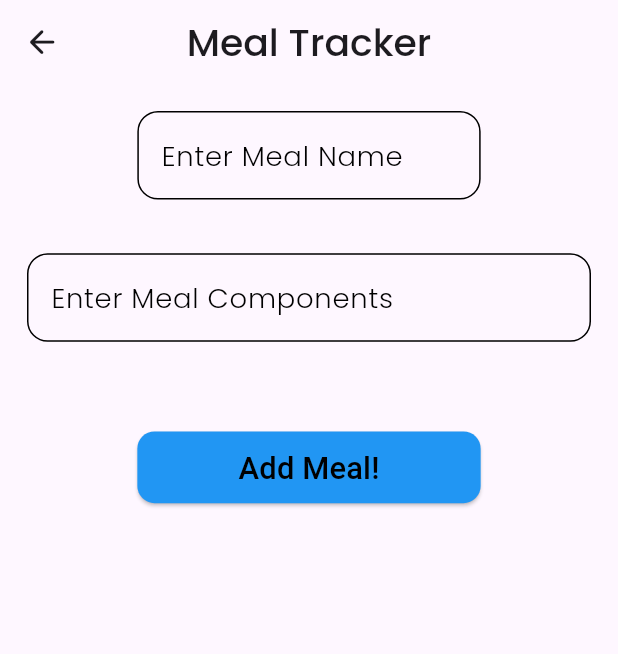
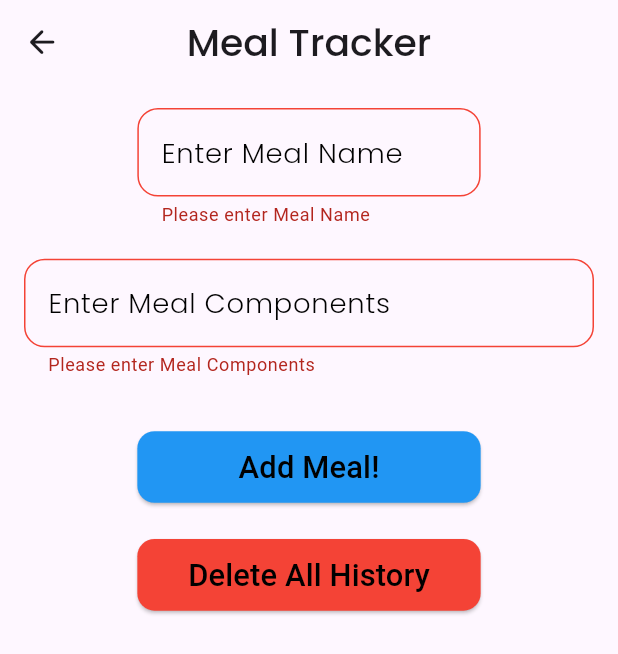
Before and after one commit to HatemReda7/CodeAlpha_Fitness_Tracker_App, a Flutter app: the MealTrackerScreen screen opened directly, after a tap on "Add Meal!", on a phone screen of 412 x 824 dp. Shown: the top 654 px of the screen. Run offline on Flutter 3.47's test engine with Material 3 defaults, Android fonts, the phone set to English and light mode, and no system bars; our stand-ins replace cloud_firestore, firebase_core, flutter_screenutil, google_fonts, shared_preferences; accounts and stored records are empty.

Commit message:
added meal history and firebase functions

```diff
--- a/lib/Layout/home_screen.dart
+++ b/lib/Layout/home_screen.dart
@@ -1,5 +1,5 @@
 import 'package:animations/animations.dart';
-import 'package:codealpha_fitness_tracker_app/Screens/meal_tracker_screen.dart';
+import 'package:codealpha_fitness_tracker_app/Screens/Meal%20Tracker%20Screen/meal_tracker_screen.dart';
 import 'package:codealpha_fitness_tracker_app/Screens/steps_tracker_screen.dart';
 import 'package:flutter/material.dart';
 import 'package:flutter_screenutil/flutter_screenutil.dart';
--- a/lib/Screens/meal_tracker_screen.dart
+++ b/lib/Screens/Meal Tracker Screen/meal_tracker_screen.dart
@@ -1,6 +1,10 @@
 import 'package:flutter/material.dart';
 import 'package:flutter_screenutil/flutter_screenutil.dart';
 import 'package:google_fonts/google_fonts.dart';
+
+import '../../Shared/FireBase/firebase_functions.dart';
+import '../../models/meal_model.dart';
+import 'meal_item.dart';
 
 class MealTrackerScreen extends StatefulWidget {
   const MealTrackerScreen({super.key});
@@ -14,6 +18,8 @@ class _MealTrackerScreenState extends State<MealTrackerScreen> {
   var formKey = GlobalKey<FormState>();
   TextEditingController mealNameController = TextEditingController();
   TextEditingController mealComponentController = TextEditingController();
+
+  // How Can I fix the issue when added multiple lines with the TextFormField? There is always an overflowed widgets
 
   @override
   Widget build(BuildContext context) {
@@ -29,7 +35,7 @@ class _MealTrackerScreenState extends State<MealTrackerScreen> {
             child: Icon(Icons.arrow_back_rounded,size: 22.sp,)),
       ),
       body: Padding(
-        padding: const EdgeInsets.all(18.0),
+        padding: const EdgeInsets.all(16.0),
         child: Form(
           key: formKey,
           child: Column(
@@ -75,7 +81,7 @@ class _MealTrackerScreenState extends State<MealTrackerScreen> {
                 ),
               ),
               SizedBox(
-                height: 30.h,
+                height: 18.h,
               ),
               TextFormField(
                 validator: (value) {
@@ -85,7 +91,7 @@ class _MealTrackerScreenState extends State<MealTrackerScreen> {
                   return null;
                 },
                 minLines: 1,
-                maxLines: 10,
+                maxLines: 3, // 10
                 style: GoogleFonts.inter(
                     color: Colors.black,
                     fontWeight: FontWeight.w400,
@@ -117,17 +123,19 @@ class _MealTrackerScreenState extends State<MealTrackerScreen> {
                 ),
               ),
               SizedBox(
-                height: 50.h,
+                height: 30.h,
               ),
               ElevatedButton(
                   onPressed: () {
-                    // if (formKey.currentState!.validate()) {
-                    //   MealModel mealModel = MealModel(
-                    //       mealName: mealNameController.text,
-                    //       mealComponents: mealComponentController.text,
-                    //       date: DateTime.now().millisecondsSinceEpoch);
-                    //   // FirebaseFunctions.addMeal(mealModel);
-                    // }
+                    if (formKey.currentState!.validate()) {
+                      // var time= ;
+                      MealModel mealModel = MealModel(
+                          mealName: mealNameController.text,
+                          mealComponents: mealComponentController.text,
+                          date: DateTime.now().millisecondsSinceEpoch
+                          );
+                      FirebaseFunctions.addMeal(mealModel);
+                    }
                   },
                   style: ButtonStyle(
                     backgroundColor: const MaterialStatePropertyAll(Colors.blue),
@@ -137,7 +145,47 @@ class _MealTrackerScreenState extends State<MealTrackerScreen> {
                   child: Text(
                     "Add Meal!",
                     style: TextStyle(fontSize: 18.sp,color: Colors.black),
-                  ))
+                  )),
+              SizedBox(height: 20.h ,),
+              ElevatedButton(
+                  onPressed: () {
+                      FirebaseFunctions.deleteMealHistory();
+                  },
+                  style: ButtonStyle(
+                    backgroundColor: const MaterialStatePropertyAll(Colors.red),
+                    fixedSize:  MaterialStatePropertyAll(Size(200.w,40.h)),
+                      shape: MaterialStatePropertyAll(RoundedRectangleBorder(
+                          borderRadius: BorderRadius.circular(10.r)))),
+                  child: Text(
+                    "Delete All History",
+                    style: TextStyle(fontSize: 18.sp,color: Colors.black),
+                  )),
+              SizedBox(height: 20.h ,),
+              StreamBuilder(
+                stream: FirebaseFunctions.getMeal(),
+                builder: (context, snapshot) {
+                  if (snapshot.connectionState == ConnectionState.waiting) {
+                    return const Center(child: CircularProgressIndicator());
+                  }
+                  if (snapshot.hasError) {
+                    return const Center(
+                        child: Text(
+                          "Something went wrong",
+                          style: TextStyle(color: Colors.white),
+                        ));
+                  }
+                  List<MealModel> meals =
+                      snapshot.data?.docs.map((e) => e.data()).toList() ?? [];
+                  return Expanded(
+                    child: ListView.builder(
+                      itemBuilder: (context, index) {
+                        return MealItem(mealModel: meals[index]);
+                      },
+                      itemCount: meals.length,
+                    ),
+                  );
+                },
+              ),
             ],
           ),
         ),
--- /dev/null
+++ b/lib/Shared/FireBase/firebase_functions.dart
@@ -0,0 +1,79 @@
+
+import 'package:cloud_firestore/cloud_firestore.dart';
+import 'package:codealpha_fitness_tracker_app/models/meal_model.dart';
+
+class FirebaseFunctions {
+
+  static CollectionReference<MealModel> getMealCollection(){
+    return FirebaseFirestore.instance.collection("Meals").withConverter<MealModel>(
+      fromFirestore: (snapshot, _) {
+        return MealModel.fromJson(snapshot.data()!);
+      },
+      toFirestore: (value, _) {
+        return value.toJson();
+      },);
+  }
+
+  static void addMeal(mealModel) {
+    var collection = getMealCollection();
+    var docRef = collection.doc();
+    mealModel.id = docRef.id;
+    docRef.set(mealModel);
+  }
+
+  static void deleteMeal(String id) {
+    getMealCollection().doc(id).delete();
+  }
+
+  // static void editMeal(MealModel meal){
+  //   getMealCollection().doc(meal.id).update(meal.toJson());
+  // }
+
+  static void deleteMealHistory() async{
+    final instance = FirebaseFirestore.instance;
+    final batch = instance.batch();
+    var collection = instance.collection('Meals');
+    var snapshots = await collection.get();
+    for (var doc in snapshots.docs) {
+      batch.delete(doc.reference);
+    }
+    await batch.commit();
+  }
+
+  static Stream<QuerySnapshot<MealModel>> getMeal() {
+    return getMealCollection().snapshots();
+  }
+
+  // static CollectionReference<> getQuizCollection(){
+  //   return FirebaseFirestore.instance.collection("Quizzes").withConverter<>(
+  //     fromFirestore: (snapshot, _) {
+  //       return .fromJson(snapshot.data()!);
+  //     },
+  //     toFirestore: (value, _) {
+  //       return value.toJson();
+  //     },);
+  // }
+  //
+  // static void deleteQuizCollection()async{
+  //   final instance = FirebaseFirestore.instance;
+  //   final batch = instance.batch();
+  //   var collection = instance.collection('Quizzes');
+  //   var snapshots = await collection.get();
+  //   for (var doc in snapshots.docs) {
+  //     batch.delete(doc.reference);
+  //   }
+  //   await batch.commit();
+  // }
+  //
+  // static void addScore( quiz){
+  //   var collection= getQuizCollection();
+  //   var docRef= collection.doc();
+  //   quiz.id=docRef.id;
+  //   docRef.set(quiz);
+  // }
+  //
+  // static Stream<QuerySnapshot<>> getQuizzes(){
+  //   return getQuizCollection().snapshots();
+  // }
+
+}
```
Also changed, not shown: lib/Screens/Meal Tracker Screen/meal_item.dart (added, +49 -0 lines), 1 other file.
